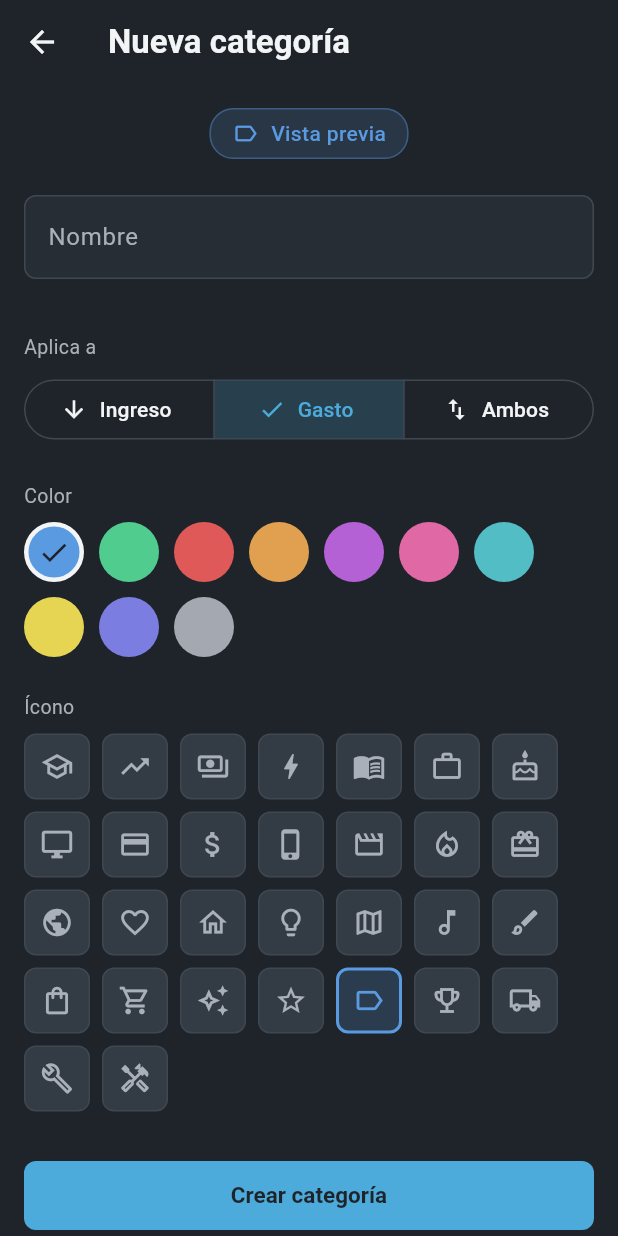
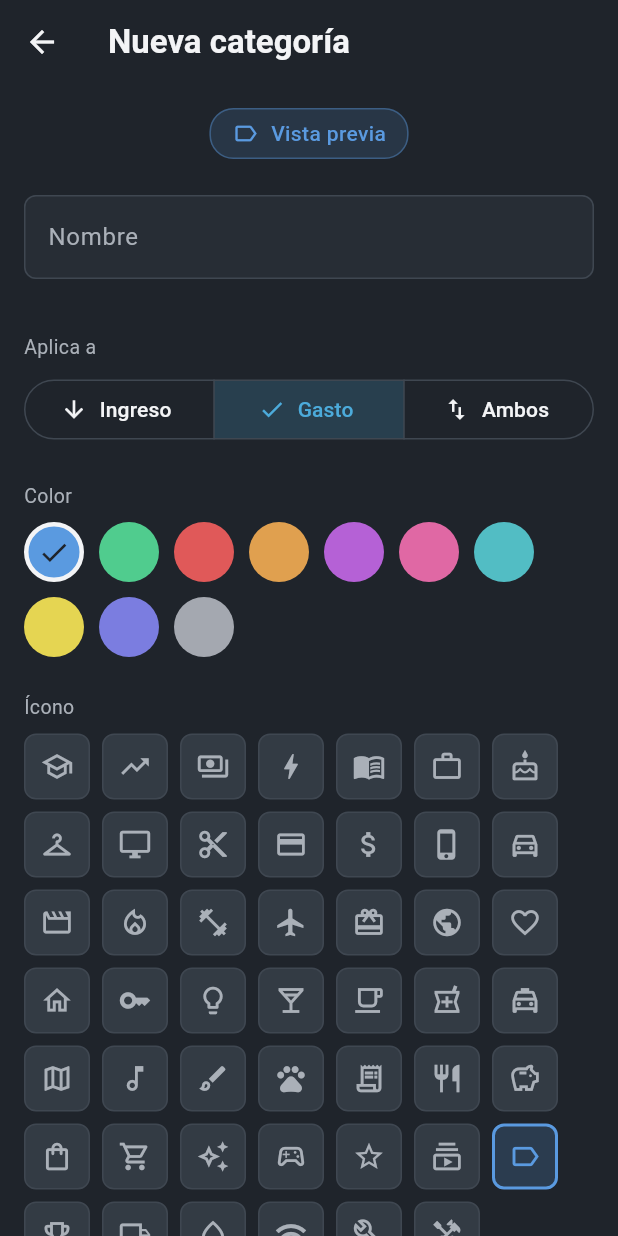
Before and after one commit to Gregori100/fincore, a Flutter app: the CategoryFormScreen screen opened by its route, on a phone screen of 412 x 824 dp. Run offline on Flutter 3.47's test engine with Material 3 defaults, Android fonts, the phone set to English and light mode, and no system bars; our stand-ins replace drift, drift_flutter, file_picker, go_router, package_info_plus, share_plus; accounts and stored records are empty; generated files the repository leaves out were written again; statements that could not run were skipped.

Commit message:
fix(mobile): sprint flutter-categories-polish-v1 — scroll FAB-safe + 18 iconos nuevos
Diego reportó que la última categoría no era visible en /categories
aunque hiciera scroll: el FAB tapaba la fila y el padding bottom del
ListView era 16, sin reservar espacio para el botón flotante.

Fix:
- categories_list_screen.dart: padding bottom 16 → 96 (convención del
  repo usada por dashboard, settings y tabs de /reports).
- accounts_list_screen.dart: mismo fix preventivo en la lista real y en
  el skeleton del loading state. Bug latente que no se veía con pocas
  cuentas pero aparecería con 10+.

Catálogo de iconos extendido de 30 → 48 (18 nuevos) para cubrir
categorías típicas de finanzas personales que faltaban:

- Comida y bebida: restaurant, local-cafe, local-bar
- Transporte: directions-car, local-taxi, flight
- Hogar y servicios: key, water-drop, wifi
- Salud y bienestar: local-pharmacy, fitness-center
- Personal y familia: checkroom, content-cut, pets
- Entretenimiento: subscriptions, sports-esports
- Finanzas: savings, receipt-long

Slugs nuevos en kebab-case directo de Material Icons (no más paridad
forzada con HeroIcons del backend Laravel — esa rama es legacy desde el
pivote 2026-06-12 y no participa del runtime actual). Los 30 slugs
originales se mantienen sin renombrar para no romper categorías
existentes en BDs ya creadas.

Bump 0.11.0+63 → 0.11.1+64 (patch por fix UX visible + ampliación de
catálogo, sin breaking).

flutter test: 321/321 verdes. flutter analyze: 4 hints info
pre-existentes tolerados.

Co-Authored-By: Claude Opus 4.7 <noreply@anthropic.com>

```diff
--- a/mobile/lib/constants/category_catalog.dart
+++ b/mobile/lib/constants/category_catalog.dart
@@ -3,13 +3,17 @@ import 'package:flutter/material.dart';
 
 /// Catálogo curado de colores e íconos para categorías.
 ///
-/// Los slugs son **contrato compartido** con el backend
-/// (`backend/app/Domain/Finance/Catalog/CategoryDefaults.php`) y con la Vue
-/// (`frontend/src/constants/categoryCatalog.js`). Cambiar un slug aquí implica
-/// actualizar las otras fuentes y migrar categorías existentes.
+/// **Historia**: los slugs originales (`academic-cap`, `arrow-trending-up`,
+/// etc.) fueron contrato compartido con el backend Laravel y la Vue web
+/// usando HeroIcons. Tras el pivote del 2026-06-12 a app Flutter local-first
+/// single-user, esa paridad ya no es necesaria: el backend vive en la rama
+/// `legacy/web-and-online-flutter` y no participa del runtime actual.
 ///
-/// Iconos: mapeo de los HeroIcons usados en Vue a Material Icons equivalentes.
-/// No buscamos paridad pixel-perfect; sí semántica consistente.
+/// **Convención post-pivote**: los slugs nuevos pueden usar nombres directos
+/// de Material Icons (kebab-case). Los 30 originales se mantienen sin
+/// renombrar para no romper categorías existentes en BDs ya creadas. Si en el
+/// futuro Diego decide sync con backend, decidir entonces si renombrar o
+/// mapear de forma bidireccional.
 
 class CategoryColor {
   final String slug;
@@ -46,33 +50,52 @@ const List<CategoryIcon> kCategoryIcons = <CategoryIcon>[
   CategoryIcon(slug: 'book-open', icon: Icons.menu_book_outlined, label: 'Libros'),
   CategoryIcon(slug: 'briefcase', icon: Icons.work_outline, label: 'Trabajo'),
   CategoryIcon(slug: 'cake', icon: Icons.cake_outlined, label: 'Cumpleaños'),
+  CategoryIcon(slug: 'checkroom', icon: Icons.checkroom_outlined, label: 'Ropa'),
   CategoryIcon(slug: 'computer-desktop', icon: Icons.desktop_windows_outlined, label: 'Computadora'),
+  CategoryIcon(slug: 'content-cut', icon: Icons.content_cut_outlined, label: 'Peluquería'),
   CategoryIcon(slug: 'credit-card', icon: Icons.credit_card_outlined, label: 'Tarjeta'),
   CategoryIcon(slug: 'currency-dollar', icon: Icons.attach_money_outlined, label: 'Dinero'),
   CategoryIcon(slug: 'device-phone-mobile', icon: Icons.phone_iphone_outlined, label: 'Móvil'),
+  CategoryIcon(slug: 'directions-car', icon: Icons.directions_car_outlined, label: 'Auto'),
   CategoryIcon(slug: 'film', icon: Icons.movie_outlined, label: 'Películas'),
   CategoryIcon(slug: 'fire', icon: Icons.local_fire_department_outlined, label: 'Fuego'),
+  CategoryIcon(slug: 'fitness-center', icon: Icons.fitness_center_outlined, label: 'Gimnasio'),
+  CategoryIcon(slug: 'flight', icon: Icons.flight_outlined, label: 'Viajes'),
   CategoryIcon(slug: 'gift', icon: Icons.card_giftcard_outlined, label: 'Regalo'),
   CategoryIcon(slug: 'globe-alt', icon: Icons.public_outlined, label: 'Internet'),
   CategoryIcon(slug: 'heart', icon: Icons.favorite_outline, label: 'Salud'),
   CategoryIcon(slug: 'home', icon: Icons.home_outlined, label: 'Hogar'),
+  CategoryIcon(slug: 'key', icon: Icons.key_outlined, label: 'Renta'),
   CategoryIcon(slug: 'light-bulb', icon: Icons.lightbulb_outline, label: 'Idea'),
+  CategoryIcon(slug: 'local-bar', icon: Icons.local_bar_outlined, label: 'Bar'),
+  CategoryIcon(slug: 'local-cafe', icon: Icons.local_cafe_outlined, label: 'Café'),
+  CategoryIcon(slug: 'local-pharmacy', icon: Icons.local_pharmacy_outlined, label: 'Farmacia'),
+  CategoryIcon(slug: 'local-taxi', icon: Icons.local_taxi_outlined, label: 'Taxi'),
   CategoryIcon(slug: 'map', icon: Icons.map_outlined, label: 'Mapa'),
   CategoryIcon(slug: 'musical-note', icon: Icons.music_note_outlined, label: 'Música'),
   CategoryIcon(slug: 'paint-brush', icon: Icons.brush_outlined, label: 'Arte'),
+  CategoryIcon(slug: 'pets', icon: Icons.pets_outlined, label: 'Mascotas'),
+  CategoryIcon(slug: 'receipt-long', icon: Icons.receipt_long_outlined, label: 'Recibo'),
+  CategoryIcon(slug: 'restaurant', icon: Icons.restaurant_outlined, label: 'Restaurante'),
+  CategoryIcon(slug: 'savings', icon: Icons.savings_outlined, label: 'Ahorro'),
   CategoryIcon(slug: 'shopping-bag', icon: Icons.shopping_bag_outlined, label: 'Compras'),
   CategoryIcon(slug: 'shopping-cart', icon: Icons.shopping_cart_outlined, label: 'Carrito'),
   CategoryIcon(slug: 'sparkles', icon: Icons.auto_awesome_outlined, label: 'Brillos'),
+  CategoryIcon(slug: 'sports-esports', icon: Icons.sports_esports_outlined, label: 'Videojuegos'),
   CategoryIcon(slug: 'star', icon: Icons.star_outline, label: 'Favorito'),
+  CategoryIcon(slug: 'subscriptions', icon: Icons.subscriptions_outlined, label: 'Suscripciones'),
   CategoryIcon(slug: 'tag', icon: Icons.label_outline, label: 'Etiqueta'),
   CategoryIcon(slug: 'trophy', icon: Icons.emoji_events_outlined, label: 'Trofeo'),
   CategoryIcon(slug: 'truck', icon: Icons.local_shipping_outlined, label: 'Transporte'),
+  CategoryIcon(slug: 'water-drop', icon: Icons.water_drop_outlined, label: 'Agua'),
+  CategoryIcon(slug: 'wifi', icon: Icons.wifi_outlined, label: 'Wi-Fi'),
   CategoryIcon(slug: 'wrench', icon: Icons.build_outlined, label: 'Herramienta'),
   CategoryIcon(slug: 'wrench-screwdriver', icon: Icons.handyman_outlined, label: 'Mantenimiento'),
 ];
 
 /// Fallback al gris + tag genérico si llega un slug desconocido (versión vieja
-/// de la app contra backend con catálogo más reciente).
+/// de la app contra catálogo más reciente, o restore de respaldo con slug que
+/// se removió del catálogo curado).
 const Color kFallbackCategoryColor = FincoreColors.categoryGray;
 const IconData kFallbackCategoryIcon = Icons.label_outline;
 
--- a/mobile/lib/screens/accounts_list_screen.dart
+++ b/mobile/lib/screens/accounts_list_screen.dart
@@ -44,7 +44,10 @@ class _AccountsListScreenState extends State<AccountsListScreen> {
         builder: (context, snap) {
           if (!snap.hasData) {
             return ListView.separated(
-              padding: const EdgeInsets.all(16),
+              // Bottom 96 para que el FAB no tape la última fila.
+              // Convención del repo (dashboard, settings, tabs de
+              // reports usan el mismo valor).
+              padding: const EdgeInsets.fromLTRB(16, 16, 16, 96),
               itemCount: 4,
               separatorBuilder: (_, __) => const SizedBox(height: 8),
               itemBuilder: (_, __) => const SkeletonCard(),
@@ -61,7 +64,7 @@ class _AccountsListScreenState extends State<AccountsListScreen> {
             );
           }
           return ListView.separated(
-            padding: const EdgeInsets.all(16),
+            padding: const EdgeInsets.fromLTRB(16, 16, 16, 96),
             itemCount: accounts.length,
             separatorBuilder: (_, __) => const SizedBox(height: 8),
             itemBuilder: (_, i) => _AccountRow(account: accounts[i]),
--- a/mobile/lib/screens/categories_list_screen.dart
+++ b/mobile/lib/screens/categories_list_screen.dart
@@ -78,7 +78,10 @@ class _CategoriesListScreenState extends State<CategoriesListScreen> {
                   );
                 }
                 return ListView.separated(
-                  padding: const EdgeInsets.fromLTRB(16, 12, 16, 16),
+                  // Bottom 96 para que el FAB no tape la última fila.
+                  // Convención del repo (dashboard, settings, tabs de
+                  // reports usan el mismo valor).
+                  padding: const EdgeInsets.fromLTRB(16, 12, 16, 96),
                   itemCount: cats.length,
                   separatorBuilder: (_, __) => const SizedBox(height: 8),
                   itemBuilder: (_, i) => _Row(category: cats[i]),
```
Also changed, not shown: mobile/pubspec.yaml (+6 -6 lines), 1 other file.
